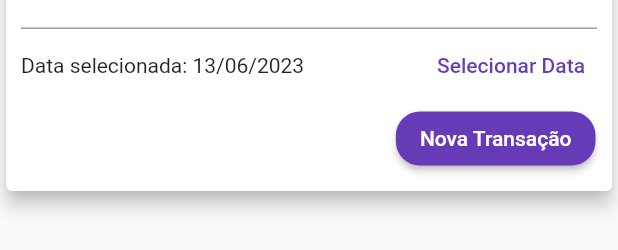
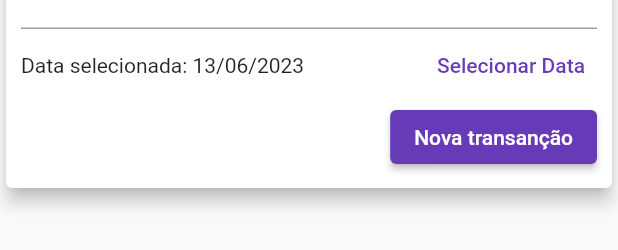
Before and after one commit to Marvingms7/projeto_despesas_pessoais, a Flutter app: the TransactionForm widget shown alone on an empty page, opened directly with empty values, on a phone screen of 412 x 824 dp. Shown: the part 169-419 px from the top of the screen. Run offline on Flutter 3.47's test engine with Material 2 defaults, Android fonts, the phone set to English and light mode, and no system bars.

Commit message:
adaptative button
created a button adaptative in iOS and Android.

```diff
--- /dev/null
+++ b/lib/components/adaptative_button.dart
@@ -0,0 +1,32 @@
+import 'dart:io';
+
+import 'package:flutter/cupertino.dart';
+import 'package:flutter/material.dart';
+
+class AdaptativeButton extends StatelessWidget {
+  const AdaptativeButton(this.label, this.onPressed, {Key? key})
+      : super(key: key);
+
+  final String label;
+  final Function() onPressed;
+
+  @override
+  Widget build(BuildContext context) {
+    return Platform.isIOS
+        ? CupertinoButton(
+            onPressed: onPressed,
+            color: Theme.of(context).colorScheme.primary,
+            padding: const EdgeInsets.symmetric(horizontal: 20),
+            child: Text(label),
+          )
+        : ElevatedButton(
+            onPressed: onPressed,
+            child: Text(
+              label,
+              style: const TextStyle(
+                color: Colors.white,
+              ),
+            ),
+          );
+  }
+}
--- a/lib/components/transaction_form.dart
+++ b/lib/components/transaction_form.dart
@@ -1,5 +1,6 @@
 import 'package:flutter/material.dart';
 import 'package:intl/intl.dart';
+import 'package:projeto_despesas_pessoais/components/adaptative_button.dart';
 
 class TransactionForm extends StatefulWidget {
   const TransactionForm(this.onSubmit, {Key? key}) : super(key: key);
@@ -92,19 +93,7 @@ class _TransactionFormState extends State<TransactionForm> {
               Row(
                 mainAxisAlignment: MainAxisAlignment.end,
                 children: [
-                  Padding(
-                    padding: const EdgeInsets.all(1.0),
-                    child: ElevatedButton(
-                      onPressed: _submitForm,
-                      style: ButtonStyle(
-                          backgroundColor:
-                              MaterialStateProperty.all(Colors.deepPurple),
-                          shape: MaterialStateProperty.all(
-                              RoundedRectangleBorder(
-                                  borderRadius: BorderRadius.circular(16.0)))),
-                      child: const Text('Nova Transação'),
-                    ),
-                  ),
+                  AdaptativeButton('Nova transanção', _submitForm),
                 ],
               ),
             ],
```
